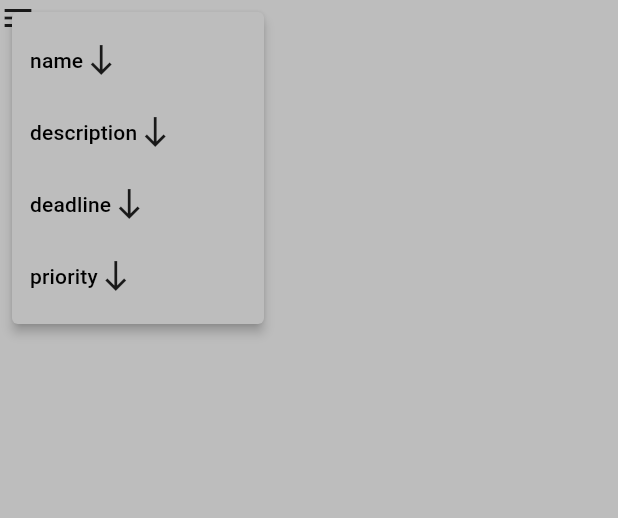
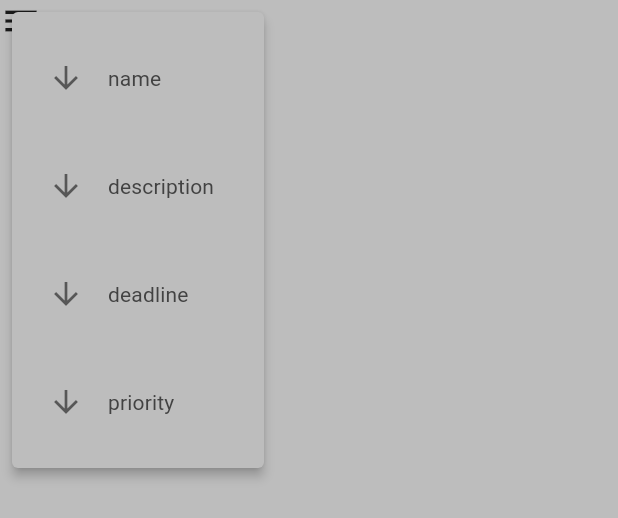
Before and after one commit to mis177/tasks-goonline, a Flutter app: the SortMenu widget shown alone on an empty page, opened directly, after a tap on the "sort" icon, on a phone screen of 412 x 824 dp. Shown: the top 518 px of the screen. Run offline on Flutter 3.47's test engine with Material 3 defaults, Android fonts, the phone set to English and light mode, and no system bars; our stand-ins replace dio, equatable, flutter_bloc, flutter_local_notifications, geolocator, sqflite and 1 more; accounts and stored records are empty.

Commit message:
CHANGED sort menu

```diff
--- a/lib/utils/ui/sort_menu.dart
+++ b/lib/utils/ui/sort_menu.dart
@@ -4,15 +4,16 @@ import 'package:notes_goonline/const/database_const.dart';
 import 'package:notes_goonline/services/database/bloc/task_service_bloc.dart';
 import 'package:notes_goonline/services/database/bloc/task_service_event.dart';
 
-class ManuOption {
-  String columnName;
-  bool? clicked;
+class SortOption {
+  final String columnName;
+  bool clicked;
   bool? isAscending;
 
-  ManuOption(
-      {required this.columnName,
-      required this.clicked,
-      required this.isAscending});
+  SortOption({
+    required this.columnName,
+    this.clicked = false,
+    this.isAscending,
+  });
 }
 
 class SortMenu extends StatefulWidget {
@@ -25,81 +26,81 @@ class SortMenu extends StatefulWidget {
 }
 
 class _SortMenuState extends State<SortMenu> {
-  List<ManuOption> sortOptions = [
-    ManuOption(columnName: nameColumn, clicked: false, isAscending: null),
-    ManuOption(
-        columnName: descriptionColumn, clicked: false, isAscending: null),
-    ManuOption(columnName: deadlineColumn, clicked: false, isAscending: null),
-    ManuOption(columnName: priorityColumn, clicked: false, isAscending: null),
+  late List<SortOption> sortOptions;
+
+  @override
+  void initState() {
+    super.initState();
+    sortOptions = [
+      SortOption(columnName: nameColumn),
+      SortOption(columnName: descriptionColumn),
+      SortOption(columnName: deadlineColumn),
+      SortOption(columnName: priorityColumn),
     ];
+  }
 
-  // {
-  //   nameColumn: false,
-  //   descriptionColumn: false,
-  //   deadlineColumn: false,
-  //   priorityColumn: false
-  // };
   @override
   Widget build(BuildContext context) {
     return BlocProvider.value(
       value: BlocProvider.of<TaskServiceBloc>(context),
-        child: PopupMenuButton(
-          itemBuilder: (BuildContext context) =>
-              getSortingOptions(context, widget.blocContext, sortOptions),
-          child: const Icon(Icons.sort),
-        ));
-  }
+      child: PopupMenuButton<int>(
+        itemBuilder: (context) => _buildSortOptions(context),
+        child: const Icon(Icons.sort, size: 28),
+      ),
+    );
   }
 
-List<PopupMenuItem<Widget>> getSortingOptions(BuildContext context,
-    BuildContext blocContext, List<ManuOption> sortOptions) {
-  List<PopupMenuItem<Widget>> optionsList = [];
+  List<PopupMenuEntry<int>> _buildSortOptions(BuildContext context) {
+    return sortOptions.map((option) {
+      final sortIcon = option.isAscending == true
+          ? const Icon(Icons.arrow_upward, color: Colors.black54)
+          : const Icon(Icons.arrow_downward, color: Colors.black54);
 
-  for (var option in sortOptions) {
-    Icon sortIcon = option.isAscending == true
-        ? const Icon(Icons.north)
-        : const Icon(Icons.south);
-
-    optionsList.add(PopupMenuItem(
-      child: GestureDetector(
+      return PopupMenuItem<int>(
+        value: sortOptions.indexOf(option),
         child: Container(
-          color: (option.clicked == true
-              ? Theme.of(context).colorScheme.secondary
-              : Colors.transparent),
-          child: Row(
-            children: [
-              Expanded(
-                  flex: 1,
-                  child: Row(
-                    children: [Text(option.columnName), sortIcon],
-                  )),
-            ],
+          decoration: BoxDecoration(
+            color: option.clicked ? Theme.of(context).colorScheme.secondary.withOpacity(0.1) : Colors.transparent,
+            borderRadius: BorderRadius.circular(8),
+          ),
+          child: ListTile(
+            contentPadding: const EdgeInsets.symmetric(vertical: 8, horizontal: 12),
+            leading: sortIcon,
+            title: Text(
+              option.columnName,
+              style: TextStyle(
+                fontWeight: option.clicked ? FontWeight.bold : FontWeight.normal,
+                color: Theme.of(context).colorScheme.primary,
               ),
             ),
             onTap: () {
-          for (var element in sortOptions) {
-            if (option != element) {
-              element.clicked = false;
-              element.isAscending = null;
+              _onSortOptionSelected(option);
+            },
+          ),
+        ),
+      );
+    }).toList();
+  }
+
+  void _onSortOptionSelected(SortOption selectedOption) {
+    setState(() {
+      for (var option in sortOptions) {
+        if (option != selectedOption) {
+          option.clicked = false;
+          option.isAscending = null;
         }
       }
-          option.clicked = true;
-          if (option.isAscending == null || option.isAscending == false) {
-            option.isAscending = true;
-          } else if (option.isAscending == true) {
-            option.isAscending = false;
+      selectedOption.clicked = true;
+      selectedOption.isAscending = selectedOption.isAscending == null || !selectedOption.isAscending!;
+    });
+
+    widget.blocContext.read<TaskServiceBloc>().add(
+          TaskServiceTaskSortRequested(
+            columnName: selectedOption.columnName,
+            isAscending: selectedOption.isAscending!,
+          ),
+        );
+
+    Navigator.of(context).pop();
   }
-
-          blocContext.read<TaskServiceBloc>().add(TaskServiceTaskSortRequested(
-                columnName: option.columnName,
-                isAscending: option.isAscending!,
-                expectedValue: null,
-              ));
-          Navigator.of(context).pop();
-        },
-      ),
-    ));
 }
-
-  return optionsList;
-}
```
Lines whose indentation alone changed are shown as unchanged.
